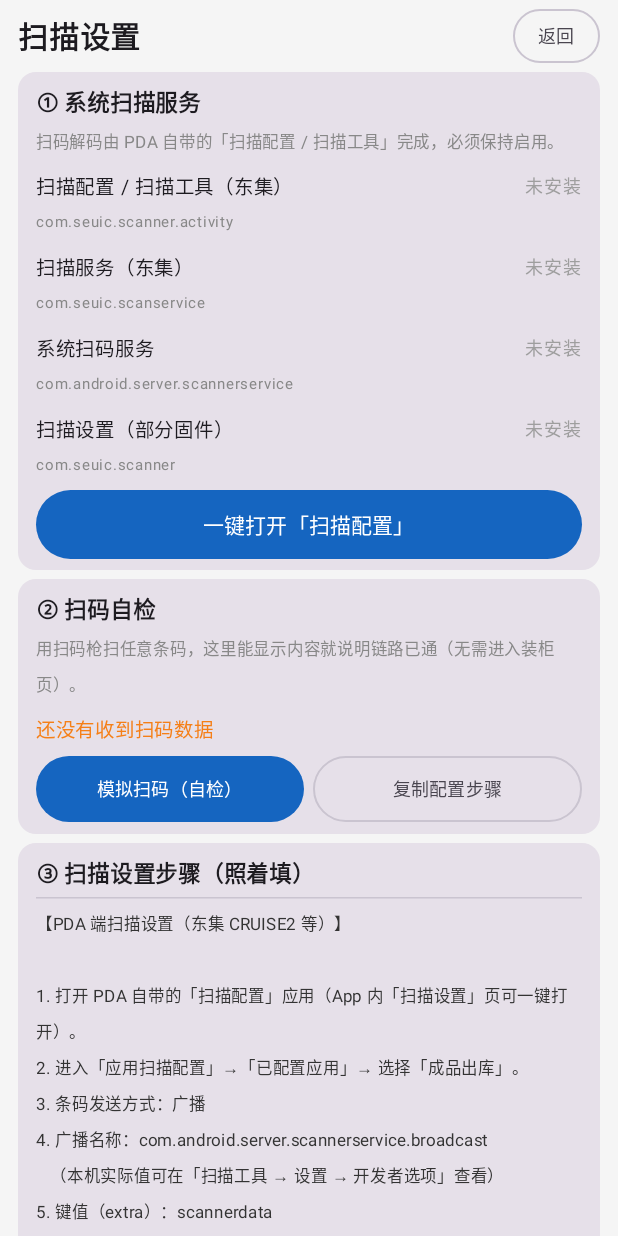
After one commit to qudingshun/saoma, an Android app built with Jetpack Compose: the ScannerSetupScreen screen opened through its navigation route, on a phone screen of 412 x 824 dp. The commit adds this screen. Run offline under Robolectric (Android 15) with nearby library versions, the phone set to English and light mode, and no system bars; our stand-ins replace Room's generated code; 1 statement that could not run was skipped.

Commit message:
v1.9.1：App 内「扫描设置」页（新 PDA 装机引导 + 扫码自检）
- 首页底部新增「扫描设置（新 PDA 装机必看 / 扫码自检）」入口（新路由 scanner_setup）
- 扫描设置页：
  1) 系统扫描服务状态：扫描配置/扫描工具、扫描服务、系统扫码服务的安装与启用情况；
     被停用可一键跳转系统「应用信息」页启用
  2) 一键打开系统「扫描配置」应用（按包名启动，不用在桌面里找）
  3) 扫码自检：模拟广播测试 + 显示最近一次真实收到的扫码（内容/来源广播/时间）
  4) 一键复制现场配置步骤（广播名 com.android.server.scannerservice.broadcast、
     键值 scannerdata、结束符 ENTER；并说明键盘输出兜底与「禁止发送到第三方应用」开关）
- ScannerManager 增加 lastScan 状态流（供自检页显示），并抽出 PRIMARY_ACTION/PRIMARY_EXTRA 常量
- 文档：操作指南 V1.3（新增 1.4 扫描设置、FAQ 收不到码排查）；readme/子项目计划/审计同步
- 数据库不变（DB v14）；单测 41 项；电脑端仍为 v1.3

```diff
--- a/app/build.gradle.kts
+++ b/app/build.gradle.kts
@@ -23,8 +23,8 @@ android {
         applicationId = "com.zhuanggui.pda"
         minSdk = 26
         targetSdk = 35
-        versionCode = 28
-        versionName = "1.9.0"
+        versionCode = 29
+        versionName = "1.9.1"
         testInstrumentationRunner = "androidx.test.runner.AndroidJUnitRunner"
     }
 
--- /dev/null
+++ b/app/src/main/java/com/zhuanggui/pda/scan/ScannerDiagnostics.kt
@@ -0,0 +1,116 @@
+package com.zhuanggui.pda.scan
+
+import android.content.Context
+import android.content.Intent
+import android.content.pm.PackageManager
+import android.net.Uri
+import android.provider.Settings
+import android.util.Log
+
+/**
+ * 扫描设置诊断（v1.9.1）：新 PDA 装机后的一键引导。
+ *
+ * 背景：扫码解码由 PDA 系统自带的「扫描配置 / 扫描工具」完成，需要把条码
+ * 通过广播发给本 App（com.zhuanggui.pda），这一步在系统应用里设置，
+ * App 无法直接改写系统配置，因此本工具做三件事：
+ *  1) 检查系统扫描服务是否安装 / 启用；
+ *  2) 一键打开系统「扫描配置」应用（不用到处找图标）；
+ *  3) 扫码自检（模拟广播 + 显示最近收到的真实扫码），确认链路是否打通。
+ */
+data class ScannerAppStatus(
+    val packageName: String,
+    val label: String,
+    val installed: Boolean,
+    val enabled: Boolean,
+    val launchable: Boolean
+)
+
+object ScannerDiagnostics {
+    private const val TAG = "ScannerDiag"
+
+    /** 常见机型上的扫描相关系统包（按优先级） */
+    private val CANDIDATES = listOf(
+        "com.seuic.scanner.activity" to "扫描配置 / 扫描工具（东集）",
+        "com.seuic.scanservice" to "扫描服务（东集）",
+        "com.android.server.scannerservice" to "系统扫码服务",
+        "com.seuic.scanner" to "扫描设置（部分固件）"
+    )
+
+    /** 现场照着做的配置步骤（可一键复制） */
+    val SETUP_STEPS: String = """
+【PDA 端扫描设置（东集 CRUISE2 等）】
+
+1. 打开 PDA 自带的「扫描配置」应用（App 内「扫描设置」页可一键打开）。
+2. 进入「应用扫描配置」→「已配置应用」→ 选择「成品出库」。
+3. 条码发送方式：广播
+4. 广播名称：${ScannerManager.PRIMARY_ACTION}
+   （本机实际值可在「扫描工具 → 设置 → 开发者选项」查看）
+5. 键值（extra）：${ScannerManager.PRIMARY_EXTRA}
+6. 结束符：ENTER（或不填）
+7. 保存。
+
+方式 B（键盘输出）：不配置广播，扫码内容直接输入到当前聚焦的输入框；
+   本 App 扫码页的输入框会自动聚焦并接收（HID 兜底），但只有扫码页能接收。
+
+注意：
+- 不要停用/卸载「扫描工具 / 扫描服务」，否则完全扫不出码。
+- 若有「禁止将扫描数据发送到第三方应用 / PDA 特色设置」之类选项，需要关闭。
+- 广播输出与键盘输出二选一，同时开启同一枪会产生两条数据。
+- 配置按「包名」生效，重装本 App 不会丢失。
+""".trimIndent()
+
+    /** 扫描相关系统应用的安装 / 启用状态 */
+    fun status(context: Context): List<ScannerAppStatus> {
+        val pm = context.packageManager
+        return CANDIDATES.map { (pkg, label) ->
+            var installed = false
+            var enabled = false
+            var launchable = false
+            runCatching {
+                val info = pm.getPackageInfo(pkg, 0)
+                installed = true
+                enabled = info.applicationInfo?.enabled == true
+                launchable = pm.getLaunchIntentForPackage(pkg) != null
+            }.onFailure { Log.d(TAG, "package $pkg not found") }
+            ScannerAppStatus(pkg, label, installed, enabled, launchable)
+        }
+    }
+
+    /** 一键打开系统「扫描配置」；成功返回 true */
+    fun openScannerConfig(context: Context): Boolean {
+        val pm = context.packageManager
+        for ((pkg, _) in CANDIDATES) {
+            val intent = runCatching { pm.getLaunchIntentForPackage(pkg) }.getOrNull() ?: continue
+            intent.addFlags(Intent.FLAG_ACTIVITY_NEW_TASK)
+            runCatching { context.startActivity(intent) }
+                .onSuccess { return true }
+                .onFailure { Log.d(TAG, "start $pkg failed: ${it.message}") }
+        }
+        return false
+    }
+
+    /** 打开某个系统应用的「应用信息」页（用于启用被停用的扫描服务） */
+    fun openAppDetails(context: Context, packageName: String): Boolean = runCatching {
+        val intent = Intent(Settings.ACTION_APPLICATION_DETAILS_SETTINGS).apply {
+            data = Uri.parse("package:$packageName")
+            addFlags(Intent.FLAG_ACTIVITY_NEW_TASK)
+        }
+        context.startActivity(intent)
+        true
+    }.getOrElse {
+        Log.d(TAG, "open app details failed: ${it.message}")
+        false
+    }
+
+    /**
+     * 模拟一次扫码广播（只发给本 App），用于验证「广播 → App」这段链路。
+     * 真实扫码枪请用「扫码自检」里的实时显示确认。
+     */
+    fun selfTest(context: Context) {
+        val intent = Intent(ScannerManager.PRIMARY_ACTION).apply {
+            setPackage(context.packageName)
+            putExtra(ScannerManager.PRIMARY_EXTRA, "自检测试-OK-${System.currentTimeMillis() % 100000}")
+        }
+        context.sendBroadcast(intent)
+    }
+}
--- a/app/src/main/java/com/zhuanggui/pda/ui/AppRoot.kt
+++ b/app/src/main/java/com/zhuanggui/pda/ui/AppRoot.kt
@@ -16,6 +16,7 @@ import com.zhuanggui.pda.ui.screen.OutboundScanScreen
 import com.zhuanggui.pda.ui.screen.OutboundSetupScreen
 import com.zhuanggui.pda.ui.screen.RecordsScreen
 import com.zhuanggui.pda.ui.screen.RulesScreen
+import com.zhuanggui.pda.ui.screen.ScannerSetupScreen
 import com.zhuanggui.pda.ui.screen.SyncSettingsScreen
 import com.zhuanggui.pda.ui.screen.TrashScreen
 import kotlinx.coroutines.launch
@@ -28,6 +29,7 @@ object Routes {
     const val RULE_LIBRARY = "rule_library"
     const val TRASH = "trash"
     const val SYNC = "sync"
+    const val SCANNER_SETUP = "scanner_setup"
 }
 
 @Composable
@@ -61,7 +63,17 @@ fun AppRoot(vm: AppViewModel = viewModel()) {
                 onSync = {
                     vm.refreshSyncState()
                     navController.navigate(Routes.SYNC)
-                }
+                },
+                onScannerSetup = { navController.navigate(Routes.SCANNER_SETUP) }
+            )
+        }
+
+        // ---------- 扫描设置（新机引导 + 自检） ----------
+        composable(Routes.SCANNER_SETUP) {
+            val lastScan by vm.lastScan.collectAsStateWithLifecycle()
+            ScannerSetupScreen(
+                lastScan = lastScan,
+                onBack = { navController.popBackStack() }
             )
         }
 
--- a/app/src/main/java/com/zhuanggui/pda/ui/AppViewModel.kt
+++ b/app/src/main/java/com/zhuanggui/pda/ui/AppViewModel.kt
@@ -22,6 +22,7 @@ import com.zhuanggui.pda.export.RuleExporter
 import com.zhuanggui.pda.importer.RuleSourceImporter
 import com.zhuanggui.pda.net.PairingInfo
 import com.zhuanggui.pda.net.SyncRepository
+import com.zhuanggui.pda.scan.ScanEvent
 import com.zhuanggui.pda.scan.AlarmManager
 import com.zhuanggui.pda.sync.SyncScheduler
 import kotlinx.coroutines.Dispatchers
@@ -273,6 +274,9 @@ class AppViewModel(application: Application) : AndroidViewModel(application) {
     /** 待上传条数（扫码页/首页实时显示） */
     val syncPending: StateFlow<Int> = syncRepository.observePendingCount()
         .stateIn(viewModelScope, SharingStarted.WhileSubscribed(5000), 0)
+
+    /** 最近一次收到的扫码（v1.9.1：扫描设置自检页用） */
+    val lastScan: StateFlow<ScanEvent?> = scanner.lastScan
 
     /** 配对模式：下一条扫码内容按配对码解析（不影响正常扫码） */
     private val _pairing = MutableStateFlow(false)
--- a/app/src/main/java/com/zhuanggui/pda/ui/screen/HomeScreen.kt
+++ b/app/src/main/java/com/zhuanggui/pda/ui/screen/HomeScreen.kt
@@ -3,6 +3,7 @@ package com.zhuanggui.pda.ui.screen
 import android.app.Activity
 import androidx.compose.foundation.Image
 import androidx.compose.foundation.background
+import androidx.compose.foundation.clickable
 import androidx.compose.foundation.shape.RoundedCornerShape
 import androidx.compose.foundation.layout.Arrangement
 import androidx.compose.foundation.layout.Column
@@ -42,6 +43,7 @@ import com.zhuanggui.pda.export.FileExporter
  *  2. 继续装柜（快捷入口：最近有扫码记录时出现，一键带出最近的柜号续扫）
  *  3. 扫码记录查看
  *  4. WiFi 同步（v1.8.0：局域网配对/上传；未配对不影响扫码）
+ *  5. 扫描设置（v1.9.1：新 PDA 首次装机引导 + 扫码自检）
  *
  * 注：老的「Excel 导入工单（防错校验）」已下架，源码存档见 archive/excel-workorder-v1.2.0/
  */
@@ -52,7 +54,8 @@ fun HomeScreen(
     onOutbound: () -> Unit,
     onContinueLast: (String) -> Unit,
     onRecords: () -> Unit,
-    onSync: () -> Unit
+    onSync: () -> Unit,
+    onScannerSetup: () -> Unit
 ) {
     Scaffold { pad ->
         val context = LocalContext.current
@@ -87,7 +90,7 @@ fun HomeScreen(
                 fontSize = 16.sp,
                 color = Color.Gray
             )
-            Spacer(Modifier.height(44.dp))
+            Spacer(Modifier.height(26.dp))
 
             Button(
                 onClick = {
@@ -111,7 +114,7 @@ fun HomeScreen(
                 )
             }
 
-            Spacer(Modifier.height(28.dp))
+            Spacer(Modifier.height(18.dp))
 
             if (lastContainerNo != null) {
                 // 继续装柜快捷入口：带出最近柜号进入设置页（自动载入原规则 + 已扫码数量）
@@ -142,12 +145,20 @@ fun HomeScreen(
                 )
             }
 
-            Spacer(Modifier.height(24.dp))
+            Spacer(Modifier.height(10.dp))
             Text(
                 "记录自动保存：${FileExporter.displayPath()}/",
                 fontSize = 13.sp,
                 color = Color.Gray
             )
+            Text(
+                "扫描设置（新 PDA 装机必看 / 扫码自检）",
+                fontSize = 13.sp,
+                color = Color(0xFF1976D2),
+                modifier = Modifier
+                    .clickable { onScannerSetup() }
+                    .padding(top = 6.dp)
+            )
         }
     }
 }
--- /dev/null
+++ b/app/src/main/java/com/zhuanggui/pda/ui/screen/ScannerSetupScreen.kt
@@ -0,0 +1,220 @@
+package com.zhuanggui.pda.ui.screen
+
+import android.content.ClipData
+import android.content.ClipboardManager
+import android.content.Context
+import androidx.compose.foundation.layout.Arrangement
+import androidx.compose.foundation.layout.Column
+import androidx.compose.foundation.layout.PaddingValues
+import androidx.compose.foundation.layout.Row
+import androidx.compose.foundation.layout.Spacer
+import androidx.compose.foundation.layout.fillMaxSize
+import androidx.compose.foundation.layout.fillMaxWidth
+import androidx.compose.foundation.layout.height
+import androidx.compose.foundation.layout.padding
+import androidx.compose.foundation.rememberScrollState
+import androidx.compose.foundation.verticalScroll
+import androidx.compose.material3.Button
+import androidx.compose.material3.Card
+import androidx.compose.material3.HorizontalDivider
+import androidx.compose.material3.OutlinedButton
+import androidx.compose.material3.Scaffold
+import androidx.compose.material3.Text
+import androidx.compose.material3.TextButton
+import androidx.compose.runtime.Composable
+import androidx.compose.runtime.LaunchedEffect
+import androidx.compose.runtime.getValue
+import androidx.compose.runtime.mutableStateOf
+import androidx.compose.runtime.remember
+import androidx.compose.runtime.setValue
+import androidx.compose.ui.Alignment
+import androidx.compose.ui.Modifier
+import androidx.compose.ui.graphics.Color
+import androidx.compose.ui.platform.LocalContext
+import androidx.compose.ui.text.font.FontWeight
+import androidx.compose.ui.unit.dp
+import androidx.compose.ui.unit.sp
+import com.zhuanggui.pda.scan.ScanEvent
+import com.zhuanggui.pda.scan.ScannerAppStatus
+import com.zhuanggui.pda.scan.ScannerDiagnostics
+import java.text.SimpleDateFormat
+import java.util.Date
+import java.util.Locale
+
+/**
+ * 扫描设置（新 PDA 装机必看，v1.9.1）
+ *
+ * 作用：把「PDA 端扫描设置」这一步做成 App 内的引导 + 自检
+ *  1) 检查系统扫描服务（扫描配置 / 扫描服务）是否安装、是否启用；
+ *  2) 一键打开系统「扫描配置」应用（按包名直接启动，不用翻桌面）；
+ *  3) 扫码自检：模拟广播 + 显示最近收到的真实扫码，确认「扳机 → 系统解码 → 广播 → App」通；
+ *  4) 现场照抄的配置步骤（可复制）。
+ */
+@Composable
+fun ScannerSetupScreen(
+    lastScan: ScanEvent?,
+    onBack: () -> Unit
+) {
+    val context = LocalContext.current
+    var status by remember { mutableStateOf<List<ScannerAppStatus>>(emptyList()) }
+    var message by remember { mutableStateOf<String?>(null) }
+
+    // 进入/回到本页时复查系统扫描服务状态
+    LaunchedEffect(Unit) {
+        status = ScannerDiagnostics.status(context)
+    }
+
+    Scaffold { pad ->
+        Column(
+            Modifier
+                .padding(pad)
+                .fillMaxSize()
+                .verticalScroll(rememberScrollState())
+                .padding(horizontal = 12.dp, vertical = 6.dp),
+            verticalArrangement = Arrangement.spacedBy(6.dp)
+        ) {
+            Row(
+                Modifier.fillMaxWidth(),
+                horizontalArrangement = Arrangement.SpaceBetween,
+                verticalAlignment = Alignment.CenterVertically
+            ) {
+                Text("扫描设置", fontSize = 20.sp, fontWeight = FontWeight.Bold)
+                OutlinedButton(
+                    onClick = onBack,
+                    contentPadding = PaddingValues(horizontal = 12.dp),
+                    modifier = Modifier.height(36.dp)
+                ) { Text("返回", fontSize = 12.sp) }
+            }
+
+            // ---------- 系统扫描服务状态 ----------
+            Card(Modifier.fillMaxWidth()) {
+                Column(Modifier.padding(horizontal = 12.dp, vertical = 8.dp)) {
+                    Text("① 系统扫描服务", fontSize = 15.sp, fontWeight = FontWeight.Bold)
+                    Text(
+                        "扫码解码由 PDA 自带的「扫描配置 / 扫描工具」完成，必须保持启用。",
+                        fontSize = 11.sp, color = Color.Gray, modifier = Modifier.padding(top = 2.dp)
+                    )
+                    status.forEach { s -> ScannerRow(s, context, onMessage = { message = it }) }
+                    Spacer(Modifier.height(4.dp))
+                    Button(
+                        onClick = {
+                            val ok = ScannerDiagnostics.openScannerConfig(context)
+                            message = if (ok) "已打开系统扫描配置，请按下方步骤设置"
+                            else "未找到系统扫描配置应用，请在桌面手动打开「扫描配置/扫描设置」"
+                        },
+                        contentPadding = PaddingValues(horizontal = 10.dp),
+                        modifier = Modifier.fillMaxWidth().height(46.dp)
+                    ) { Text("一键打开「扫描配置」", fontSize = 14.sp) }
+                }
+            }
+
+            // ---------- 扫码自检 ----------
+            Card(Modifier.fillMaxWidth()) {
+                Column(Modifier.padding(horizontal = 12.dp, vertical = 8.dp)) {
+                    Text("② 扫码自检", fontSize = 15.sp, fontWeight = FontWeight.Bold)
+                    Text(
+                        "用扫码枪扫任意条码，这里能显示内容就说明链路已通（无需进入装柜页）。",
+                        fontSize = 11.sp, color = Color.Gray, modifier = Modifier.padding(top = 2.dp)
+                    )
+                    Spacer(Modifier.height(6.dp))
+                    val ev = lastScan
+                    if (ev == null) {
+                        Text(
+                            "还没有收到扫码数据",
+                            fontSize = 13.sp, color = Color(0xFFF57F17)
+                        )
+                    } else {
+                        Text(
+                            "最近收到：${ev.data}",
+                            fontSize = 13.sp, color = Color(0xFF2E7D32)
+                        )
+                        Text(
+                            "来源广播：${ev.action}\n时间：${fmtTime(ev.at)}",
+                            fontSize = 11.sp, color = Color.Gray
+                        )
+                    }
+                    Spacer(Modifier.height(6.dp))
+                    Row(horizontalArrangement = Arrangement.spacedBy(6.dp)) {
+                        Button(
+                            onClick = {
+                                ScannerDiagnostics.selfTest(context)
+                                message = "已发送测试广播：上方若出现「自检测试-OK…」说明 App 收码正常；再用扫码枪实测一次"
+                            },
+                            contentPadding = PaddingValues(horizontal = 8.dp),
+                            modifier = Modifier.weight(1f).height(44.dp)
+                        ) { Text("模拟扫码（自检）", fontSize = 12.sp) }
+                        OutlinedButton(
+                            onClick = { copyText(context, ScannerDiagnostics.SETUP_STEPS); message = "配置步骤已复制，可粘贴给现场人员" },
+                            contentPadding = PaddingValues(horizontal = 8.dp),
+                            modifier = Modifier.weight(1f).height(44.dp)
+                        ) { Text("复制配置步骤", fontSize = 12.sp) }
+                    }
+                }
+            }
+
+            // ---------- 配置步骤 ----------
+            Card(Modifier.fillMaxWidth()) {
+                Column(Modifier.padding(horizontal = 12.dp, vertical = 8.dp)) {
+                    Text("③ 扫描设置步骤（照着填）", fontSize = 15.sp, fontWeight = FontWeight.Bold)
+                    HorizontalDivider(Modifier.padding(vertical = 4.dp))
+                    ScannerDiagnostics.SETUP_STEPS.lines().forEach { line ->
+                        Text(line, fontSize = 11.sp, color = Color(0xFF333333))
+                    }
+                }
+            }
+
+            message?.let {
+                Card(Modifier.fillMaxWidth()) {
+                    Column(Modifier.padding(horizontal = 12.dp, vertical = 8.dp)) {
+                        Text(it, fontSize = 12.sp, color = Color(0xFF1976D2))
+                        TextButton(onClick = { message = null }) { Text("知道了", fontSize = 12.sp) }
+                    }
+                }
+            }
+
+            Text(
+                "提示：扫描设置按「包名」绑定，重装 App 不会丢失；如果换了新的 PDA，" +
+                    "请在这台机器上重新做一次上面的设置。",
+                fontSize = 11.sp, color = Color.Gray
+            )
+        }
+    }
+}
+
+@Composable
+private fun ScannerRow(s: ScannerAppStatus, context: Context, onMessage: (String) -> Unit) {
+    Column(Modifier.fillMaxWidth().padding(top = 6.dp)) {
+        Row(verticalAlignment = Alignment.CenterVertically) {
+            Text(s.label, fontSize = 13.sp, modifier = Modifier.weight(1f))
+            val (text, color) = when {
+                !s.installed -> "未安装" to Color(0xFF9E9E9E)
+                !s.enabled -> "已停用" to Color(0xFFD32F2F)
+                s.launchable -> "已启用" to Color(0xFF2E7D32)
+                else -> "已启用（无启动图标）" to Color(0xFF2E7D32)
+            }
+            Text(text, fontSize = 12.sp, color = color)
+        }
+        Text(s.packageName, fontSize = 10.sp, color = Color.Gray)
+        if (s.installed && !s.enabled) {
+            OutlinedButton(
+                onClick = {
+                    val ok = ScannerDiagnostics.openAppDetails(context, s.packageName)
+                    onMessage(if (ok) "已打开系统应用信息页，请把「扫描服务」启用"
+                    else "无法打开系统设置，请手动到 设置 → 应用 → 找到该扫描服务并启用")
+                },
+                contentPadding = PaddingValues(horizontal = 8.dp),
+                modifier = Modifier.height(34.dp)
+            ) { Text("去启用该服务", fontSize = 12.sp) }
+        }
+    }
+}
+
+private fun fmtTime(ms: Long): String =
+    SimpleDateFormat("MM-dd HH:mm:ss", Locale.CHINA).format(Date(ms))
+
+private fun copyText(context: Context, text: String) {
+    runCatching {
+        val cm = context.getSystemService(Context.CLIPBOARD_SERVICE) as ClipboardManager
+        cm.setPrimaryClip(ClipData.newPlainText("扫描设置步骤", text))
+    }
+}
```
Also changed, not shown: app/src/main/java/com/zhuanggui/pda/scan/ScannerManager.kt (+17 -2 lines), 4 other files.
